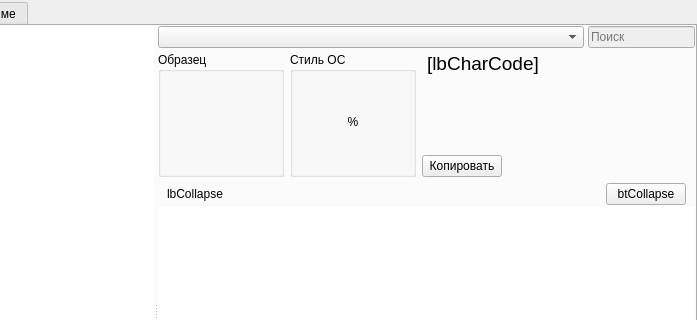
First picture: the form in Unicodia/FmMain.ui, repository Mercury13/unicodia, before the edit; both pictures show x 203 to 900 and y 0 to 320 of the 900 by 600 pixel window.
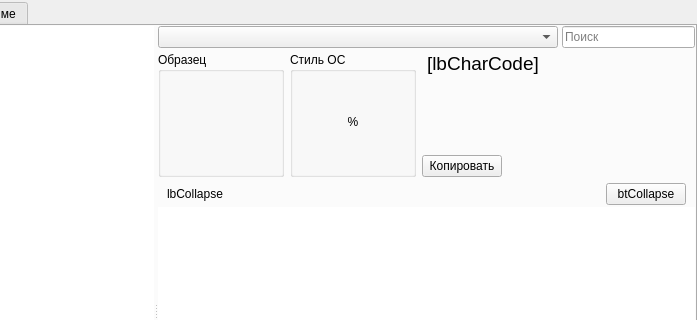
Second picture: the form after the edit. Icons and pictures are not drawn. Custom widgets are drawn as their Qt base class.

Diff of the .ui file:
```diff
--- a/Unicodia/FmMain.ui
+++ b/Unicodia/FmMain.ui
@@ -119,7 +119,7 @@
                 <number>0</number>
                </property>
                <item>
-                <layout class="QHBoxLayout" name="horizontalLayout" stretch="4,1">
+                <layout class="QHBoxLayout" name="layComboSearch" stretch="3,1">
                  <property name="spacing">
                   <number>4</number>
                  </property>
@@ -128,13 +128,13 @@
                    <property name="maxVisibleItems">
                     <number>28</number>
                    </property>
+                   <property name="minimumContentsLength">
+                    <number>30</number>
+                   </property>
                   </widget>
                  </item>
                  <item>
-                  <widget class="QLineEdit" name="edSearch">
-                   <property name="enabled">
-                    <bool>false</bool>
-                   </property>
+                  <widget class="SearchEdit" name="edSearch">
                    <property name="placeholderText">
                     <string>Поиск</string>
                    </property>
@@ -623,6 +623,16 @@
    <extends>QTableView</extends>
    <header>c_WrapAroundTable.h</header>
   </customwidget>
+  <customwidget>
+   <class>SearchEdit</class>
+   <extends>QLineEdit</extends>
+   <header>c_SearchEdit.h</header>
+  </customwidget>
+  <customwidget>
+   <class>WideComboBox</class>
+   <extends>QComboBox</extends>
+   <header>c_SearchEdit.h</header>
+  </customwidget>
  </customwidgets>
  <resources>
   <include location="Resources/res.qrc"/>
```
Left out of the diff: 2 changed lines with no effect on the pictures.
